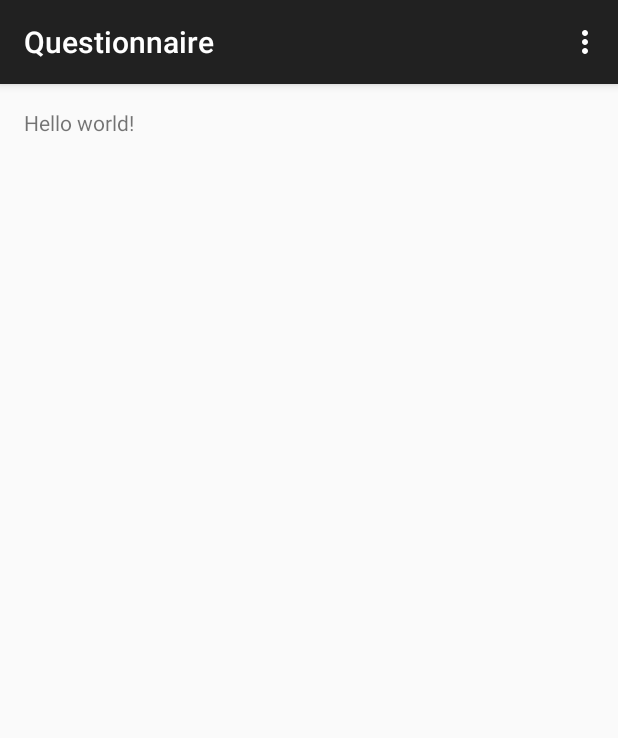
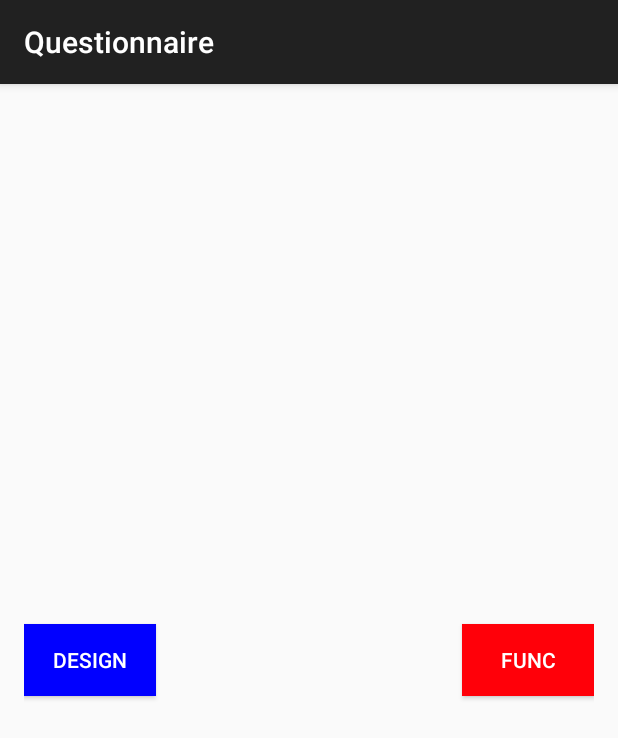
Before and after one commit to FlashA/Questionnaire, an Android app: the screen it shows after launch (MainActivity), on a phone screen of 412 x 824 dp. Shown: the top 738 px of the screen. Run offline under Robolectric (Android 15) with nearby library versions, the phone set to English and light mode, and no system bars.

Commit message:
added activities for branches (fix)

```diff
--- a/app/src/main/java/com/flash/questionnaire/MainActivity.java
+++ b/app/src/main/java/com/flash/questionnaire/MainActivity.java
@@ -1,9 +1,11 @@
 package com.flash.questionnaire;
 
+import android.content.Intent;
 import android.support.v7.app.AppCompatActivity;
 import android.os.Bundle;
 import android.view.Menu;
 import android.view.MenuItem;
+import android.view.View;
 
 public class MainActivity extends AppCompatActivity {
 
@@ -13,25 +15,13 @@ public class MainActivity extends AppCompatActivity {
         setContentView(R.layout.activity_main);
     }
 
-    @Override
-    public boolean onCreateOptionsMenu(Menu menu) {
-        // Inflate the menu; this adds items to the action bar if it is present.
-        getMenuInflater().inflate(R.menu.menu_main, menu);
-        return true;
+    public void func (View v) {
+        startActivity(new Intent(this, FuncActivity.class));
     }
 
-    @Override
-    public boolean onOptionsItemSelected(MenuItem item) {
-        // Handle action bar item clicks here. The action bar will
-        // automatically handle clicks on the Home/Up button, so long
-        // as you specify a parent activity in AndroidManifest.xml.
-        int id = item.getItemId();
+    public void design (View v) {
+        startActivity(new Intent(this, DesignActivity.class));
+    }
 
-        //noinspection SimplifiableIfStatement
-        if (id == R.id.action_settings) {
-            return true;
-        }
 
-        return super.onOptionsItemSelected(item);
-    }
 }
--- /dev/null
+++ b/app/src/main/res/layout/activity_design.xml
@@ -0,0 +1,6 @@
+<?xml version="1.0" encoding="utf-8"?>
+<LinearLayout xmlns:android="http://schemas.android.com/apk/res/android"
+    android:orientation="vertical" android:layout_width="match_parent"
+    android:layout_height="match_parent">
+
+</LinearLayout>
--- /dev/null
+++ b/app/src/main/res/layout/activity_func.xml
@@ -0,0 +1,6 @@
+<?xml version="1.0" encoding="utf-8"?>
+<LinearLayout xmlns:android="http://schemas.android.com/apk/res/android"
+    android:orientation="vertical" android:layout_width="match_parent"
+    android:layout_height="match_parent">
+
+</LinearLayout>
--- a/app/src/main/res/layout/activity_main.xml
+++ b/app/src/main/res/layout/activity_main.xml
@@ -5,7 +5,28 @@
     android:paddingTop="@dimen/activity_vertical_margin"
     android:paddingBottom="@dimen/activity_vertical_margin" tools:context=".MainActivity">
 
-    <TextView android:text="@string/hello_world" android:layout_width="wrap_content"
-        android:layout_height="wrap_content" />
 
+    <Button
+        android:layout_width="wrap_content"
+        android:layout_height="wrap_content"
+        android:text="design"
+        android:id="@+id/button"
+        android:onClick="design"
+        android:layout_centerVertical="true"
+        android:layout_alignParentLeft="true"
+        android:layout_alignParentStart="true"
+        android:background="#0100ff"
+        android:textColor="#ffffff" />
+
+    <Button
+        android:layout_width="wrap_content"
+        android:layout_height="wrap_content"
+        android:text="func"
+        android:id="@+id/button_func"
+        android:onClick="func"
+        android:layout_centerVertical="true"
+        android:layout_alignParentRight="true"
+        android:layout_alignParentEnd="true"
+        android:background="#ff0009"
+        android:textColor="#ffffff" />
 </RelativeLayout>
```
Also changed, not shown: app/src/main/AndroidManifest.xml (+8 -0 lines), app/src/main/java/com/flash/questionnaire/DesignActivity.java (+10 -1 lines), app/src/main/java/com/flash/questionnaire/FuncActivity.java (+10 -1 lines), 1 other file.
